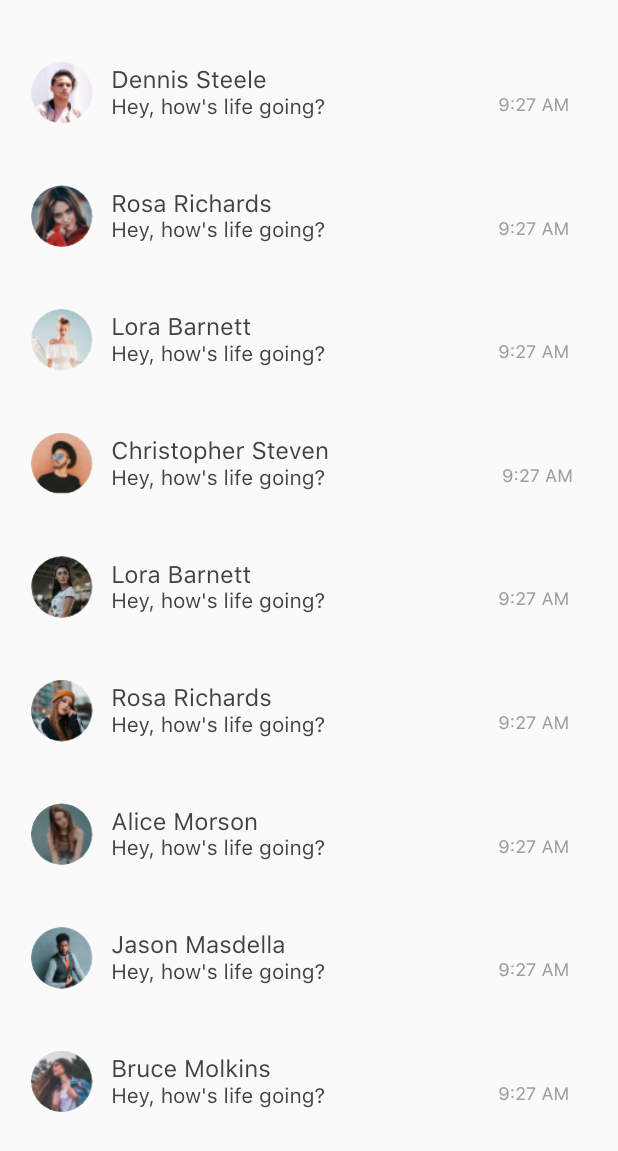
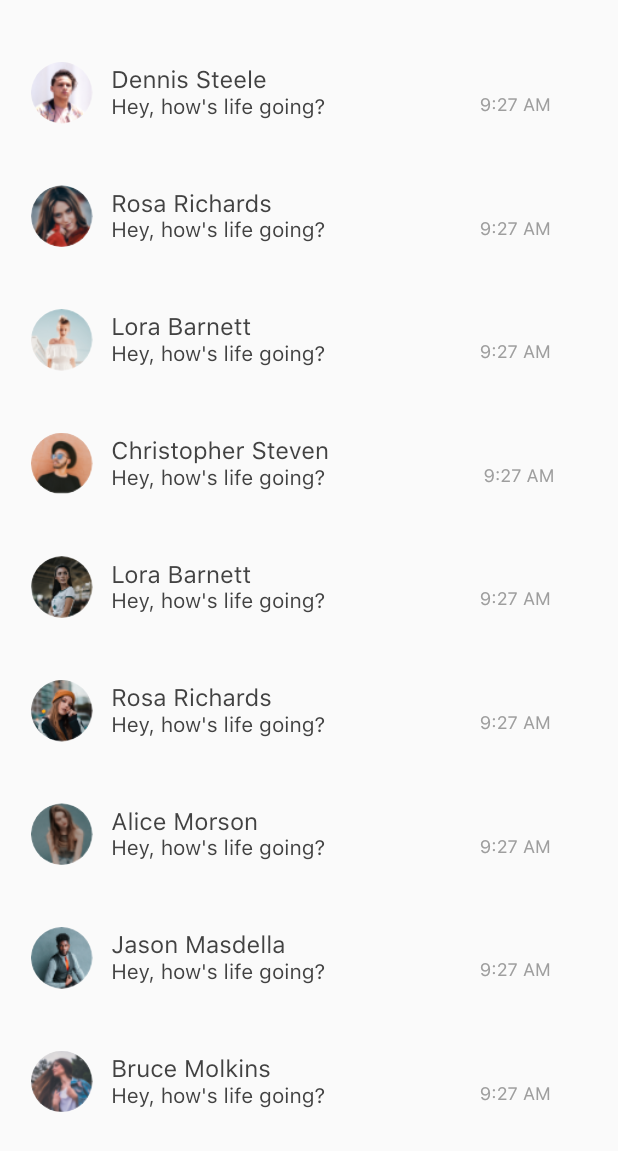
Before and after one commit to Abhisheksainii/goldidate-master, a Flutter app: the AllChats screen opened by its route, on a phone screen of 412 x 824 dp. Shown: the top 1151 px of the screen. Run offline on Flutter 3.47's test engine with Material 2 defaults, Android fonts, the phone set to English and light mode, and no system bars; our stand-ins replace auto_size_text, cloud_firestore, firebase_auth, firebase_core, font_awesome_flutter, google_sign_in and 4 more; missing offline and left inert: flutter_login_facebook, mobile_number; accounts and stored records are empty; project files that could hold a hidden picture were left out.

Commit message:
Minor Fixes

```diff
--- a/lib/main.dart
+++ b/lib/main.dart
@@ -36,7 +36,7 @@ class MyApp extends StatelessWidget {
     return MaterialApp(
       debugShowCheckedModeBanner: false,
       title: Common.applicationName,
-      initialRoute: AppRoutes.splashRoute,
+      initialRoute: AppRoutes.myprofile,
       theme: ThemeData(
         fontFamily: "SFPro",
       ),
--- a/lib/screens/Home/allchats.dart
+++ b/lib/screens/Home/allchats.dart
@@ -26,7 +26,10 @@ class _AllChatsState extends State<AllChats> {
     final width = MediaQuery.of(context).size.width;
     return Scaffold(
       body: ListView.builder(
-          padding: EdgeInsets.only(top: height * 0.025, left: width * 0.05),
+          padding: EdgeInsets.only(
+            top: height * 0.025,
+            left: width * 0.05,
+          ),
           itemCount: names.length,
           itemBuilder: (context, int index) {
             return InkWell(
@@ -75,7 +78,7 @@ class _AllChatsState extends State<AllChats> {
                     ],
                   ),
                   SizedBox(
-                    width: width * 0.28,
+                    width: width * 0.25,
                   ),
                   Padding(
                     padding: EdgeInsets.only(top: height * 0.02),
```
Also changed, not shown: lib/screens/Home/Profile/myProfile.dart (+5 -3 lines).
